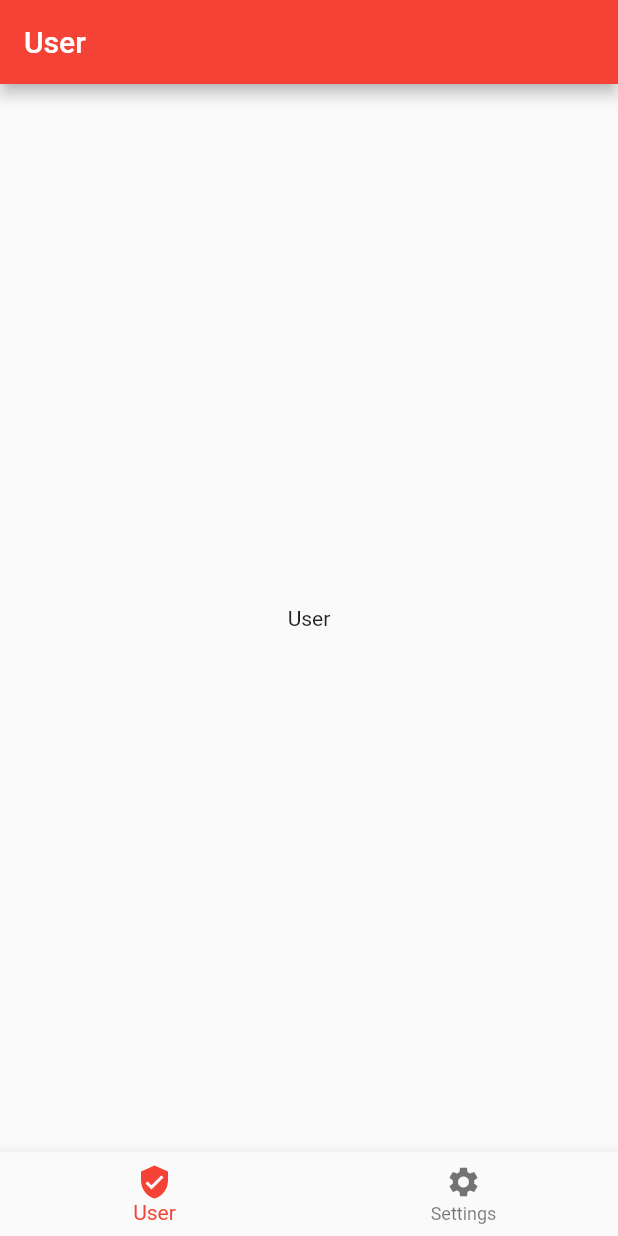
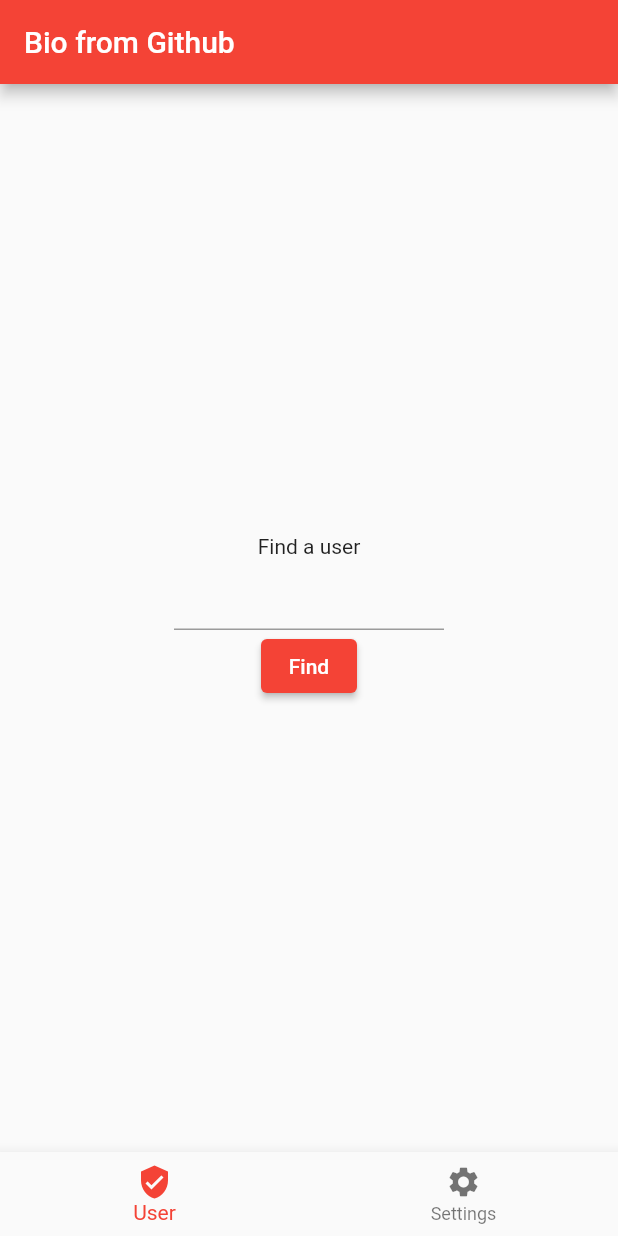
Before and after one commit to guerra08/flutter-test, a Flutter app: the screen it shows after launch, on a phone screen of 412 x 824 dp. Run offline on Flutter 3.47's test engine with Material 2 defaults, Android fonts, the phone set to English and light mode, and no system bars.

Commit message:
Calling github api with http.

```diff
--- a/lib/user.dart
+++ b/lib/user.dart
@@ -1,5 +1,8 @@
+import 'dart:convert';
+
 import 'package:flutter/cupertino.dart';
 import 'package:flutter/material.dart';
+import 'package:http/http.dart' as http;
 
 class MyUserPage extends StatefulWidget{
   MyUserPage({Key key, this.title}) : super(key: key);
@@ -11,22 +14,47 @@ class MyUserPage extends StatefulWidget{
 }
 
 class _MyUserPageState extends State<MyUserPage> {
-  String _username = "";
+  String username = "";
+  GithubData githubData;
 
   @override
   Widget build(BuildContext context) {
     return Scaffold(
-      appBar: AppBar(title: Text('User')),
+      appBar: AppBar(title: Text('Bio from Github')),
       body: Center(
         child: Column(
           mainAxisAlignment: MainAxisAlignment.center,
           children: <Widget>[
             Text(
-              'User',
+              githubData == null ? 'Find a user' : 'Bio: ${githubData.bio}'
             ),
+            Container(
+              width: 180,
+              child: TextField(
+                onChanged: (value) => setState(() => username = value),
+              ),
+            ),
+            ElevatedButton(onPressed: getUserDataFromGithub, child: Text('Find'))
           ],
         ),
       ),
     );
   }
+
+  void getUserDataFromGithub() async {
+    final response = await http.get('https://api.github.com/users/$username');
+    setState(() {
+      githubData = (response.statusCode == 200) ? GithubData.fromJson(jsonDecode(response.body)) : null;
+    });
+  }
 }
+
+class GithubData{
+  final String bio;
+
+  GithubData({ this.bio });
+
+  factory GithubData.fromJson(Map<String, dynamic> json){
+    return GithubData(bio: json['bio']);
+  }
+}
--- a/pubspec.yaml
+++ b/pubspec.yaml
@@ -23,6 +23,7 @@ environment:
 dependencies:
   flutter:
     sdk: flutter
+  http: ^0.12.2
 
 
   # The following adds the Cupertino Icons font to your application.
```
Also changed, not shown: pubspec.lock.
